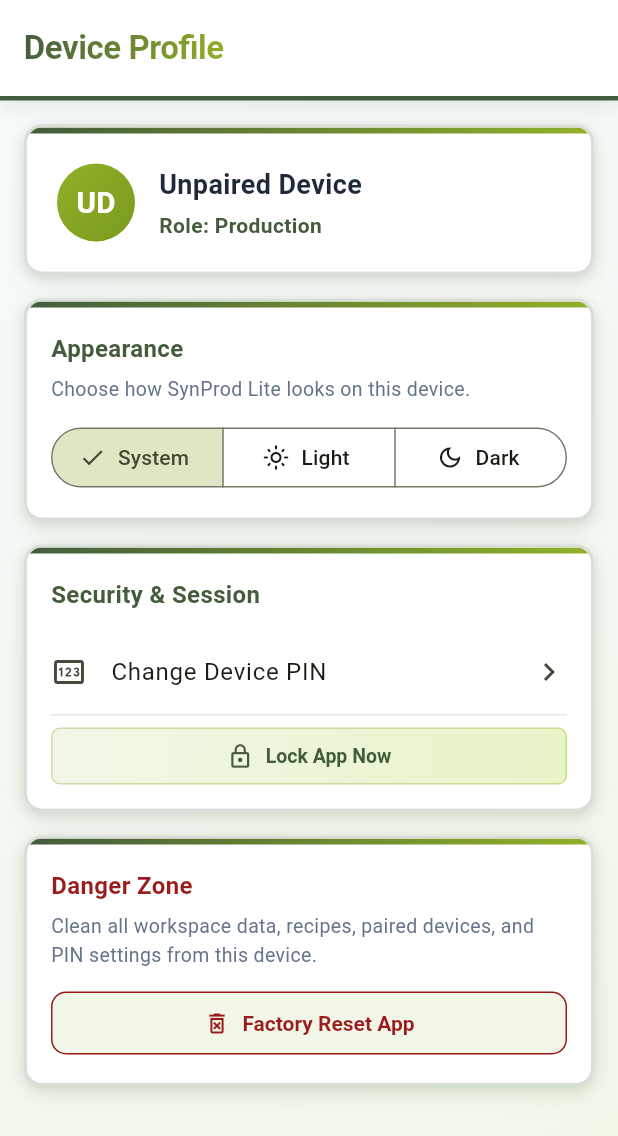
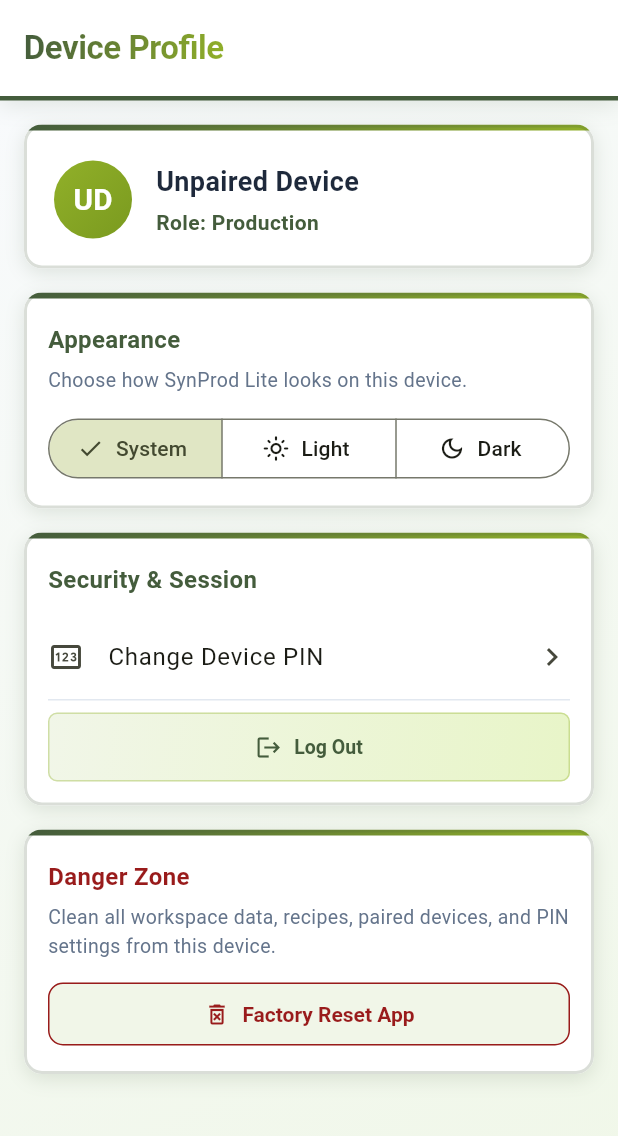
Before and after one commit to nathanG2129/SynProd_Lite, a Flutter app: the DeviceProfileScreen screen opened directly, on a phone screen of 412 x 824 dp. Shown: the top 1136 px of the screen. Run offline on Flutter 3.47's test engine with Material 3 defaults, Android fonts, the phone set to English and light mode, and no system bars; our stand-ins replace drift, drift_flutter, file_picker, flutter_riverpod, local_auth, pdf and 4 more; missing offline and left inert: encrypt, mobile_scanner, nsd; accounts and stored records are empty; generated files the repository leaves out were written again.

Commit message:
increase secondary button vertical padding and use logout semantics

```diff
--- a/lib/main.dart
+++ b/lib/main.dart
@@ -151,7 +151,7 @@ class _AuthGateState extends ConsumerState<_AuthGate>
               Navigator.of(ctx).pop();
               ref.read(authControllerProvider.notifier).lockNow();
             },
-            child: const Text('Lock Now'),
+            child: const Text('Log Out'),
           ),
           SynProdGradientButton(
             onPressed: () {
--- a/lib/presentation/screens/profile/device_profile_screen.dart
+++ b/lib/presentation/screens/profile/device_profile_screen.dart
@@ -13,6 +13,7 @@ import '../../providers/product_providers.dart';
 import '../../providers/theme_providers.dart';
 import '../../widgets/synprod_pin_pad.dart';
 import '../../widgets/synprod_ui.dart';
+import '../archive/archive_screen.dart';
 import '../product_types/product_types_screen.dart';
 
 class DeviceProfileScreen extends ConsumerStatefulWidget {
@@ -551,9 +552,9 @@ class _DeviceProfileScreenState extends ConsumerState<DeviceProfileScreen> {
                     child: const Row(
                       mainAxisSize: MainAxisSize.min,
                       children: [
-                        Icon(Icons.lock_outline, size: 18),
+                        Icon(Icons.logout, size: 18),
                         SizedBox(width: 8),
-                        Text('Lock App Now'),
+                        Text('Log Out'),
                       ],
                     ),
                   ),
@@ -588,6 +589,23 @@ class _DeviceProfileScreenState extends ConsumerState<DeviceProfileScreen> {
                         Navigator.of(context).push(
                           MaterialPageRoute(
                             builder: (_) => const ProductTypesScreen(),
+                          ),
+                        );
+                      },
+                    ),
+                    const Divider(),
+                    ListTile(
+                      contentPadding: EdgeInsets.zero,
+                      leading: const Icon(Icons.archive_outlined),
+                      title: const Text('Archive'),
+                      subtitle: const Text(
+                        'View and restore archived recipes, types, and devices',
+                      ),
+                      trailing: const Icon(Icons.chevron_right),
+                      onTap: () {
+                        Navigator.of(context).push(
+                          MaterialPageRoute(
+                            builder: (_) => const ArchiveScreen(),
                           ),
                         );
                       },
--- a/lib/presentation/widgets/synprod_ui.dart
+++ b/lib/presentation/widgets/synprod_ui.dart
@@ -144,43 +144,30 @@ class SynProdCard extends StatelessWidget {
     );
 
     final isDark = AppTheme.isDark(context);
-    return Container(
+    return DecoratedBox(
       decoration: BoxDecoration(
-        color: AppTheme.cardColorFor(context),
         borderRadius: BorderRadius.circular(12),
-        border: Border.all(color: AppTheme.cardBorderFor(context), width: 2),
-        boxShadow: isDark
-            ? const [
+        boxShadow: [
           BoxShadow(
-                  color: AppTheme.darkCardShadow,
-                  blurRadius: 12,
-                  offset: Offset(0, 4),
-                ),
-              ]
-            : const [
-                BoxShadow(
-                  color: AppTheme.cardShadow,
-                  blurRadius: 12,
-                  offset: Offset(0, 4),
-                ),
-                BoxShadow(
-                  color: Color(0x1A445C3C),
-                  blurRadius: 4,
-                  offset: Offset(0, 2),
+            color: isDark ? AppTheme.darkCardShadow : AppTheme.cardShadow,
+            blurRadius: 10,
+            offset: const Offset(0, 3),
           ),
         ],
       ),
-      child: ClipRRect(
-        borderRadius: BorderRadius.circular(10),
       child: Material(
-          type: MaterialType.transparency,
+        color: AppTheme.cardColorFor(context),
+        shape: RoundedRectangleBorder(
+          borderRadius: BorderRadius.circular(12),
+          side: BorderSide(color: AppTheme.cardBorderFor(context), width: 2),
+        ),
+        clipBehavior: Clip.antiAlias,
         child: onTap != null
             ? InkWell(
                 onTap: onTap,
                 child: content,
               )
             : content,
-        ),
       ),
     );
   }
@@ -252,7 +239,7 @@ class SynProdSecondaryButton extends StatelessWidget {
     super.key,
     required this.onPressed,
     required this.child,
-    this.padding = const EdgeInsets.symmetric(horizontal: 14, vertical: 10),
+    this.padding = const EdgeInsets.symmetric(horizontal: 16, vertical: 14),
   });
 
   @override
```
Lines whose indentation alone changed are shown as unchanged.
